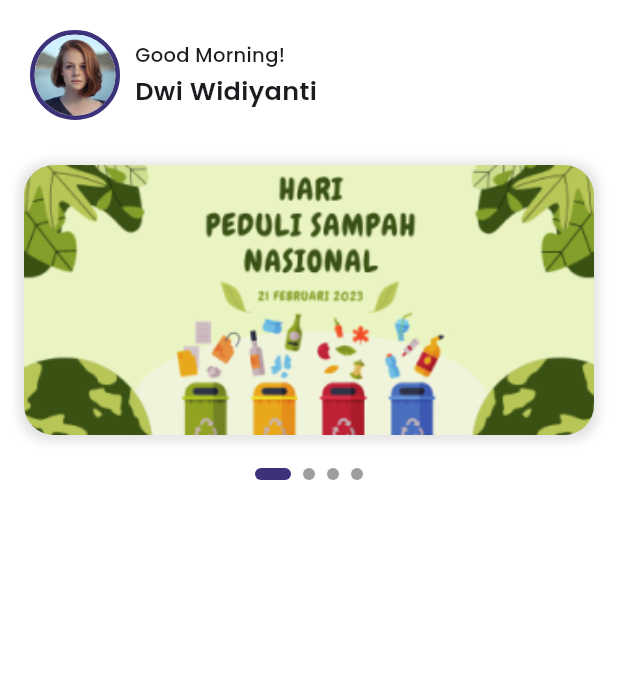
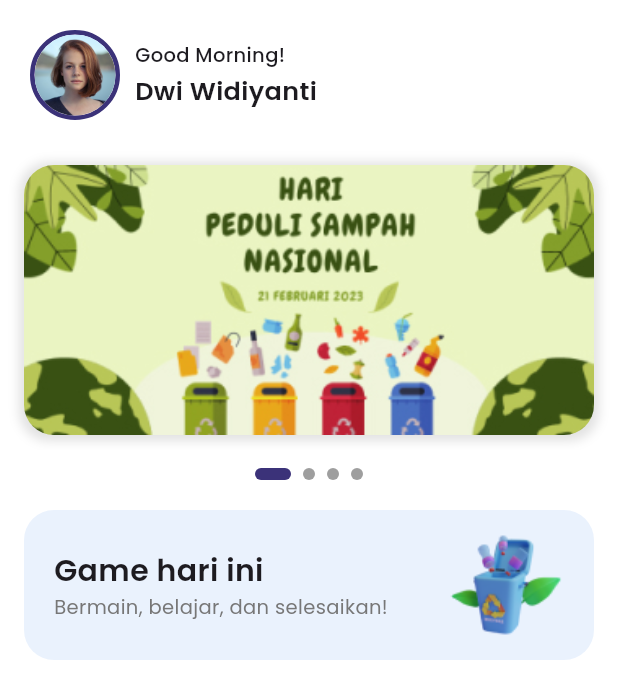
Before and after one commit to gedeastu/Si-Gumi-App, a Flutter app: the screen it shows after launch, on a phone screen of 412 x 824 dp. Shown: the top 699 px of the screen. Run offline on Flutter 3.47's test engine with Material 3 defaults, Android fonts, the phone set to English and light mode, and no system bars; drawn by our look-alikes of carousel_slider, smooth_page_indicator; our stand-ins replace get, google_fonts.

Commit message:
Announcement done

```diff
--- /dev/null
+++ b/si_gumi_app/lib/components/Guru/Home-Components/Announcement-Home.dart
@@ -0,0 +1,39 @@
+import 'package:flutter/material.dart';
+import 'package:google_fonts/google_fonts.dart';
+
+class AnnouncementHome extends StatelessWidget {
+  const AnnouncementHome({super.key});
+
+  @override
+  Widget build(BuildContext context) {
+    return Container(
+      height: 100,
+      width: 380,
+      padding: EdgeInsets.only(left: 20),
+      decoration: BoxDecoration(
+        borderRadius: BorderRadius.circular(20),
+        color: Color.fromARGB(255, 234, 242, 253)
+      ),
+      child: Row(
+        mainAxisAlignment: MainAxisAlignment.spaceBetween,
+        children: [
+          Column(
+          crossAxisAlignment: CrossAxisAlignment.start,
+          mainAxisAlignment: MainAxisAlignment.center,
+          children: [
+            Text("Game hari ini",style: GoogleFonts.poppins(
+              fontSize: 20,
+              fontWeight: FontWeight.w600
+            )),
+            Text("Bermain, belajar, dan selesaikan!",style: GoogleFonts.poppins(
+              fontSize: 13,
+              fontWeight: FontWeight.w400,
+              color: Color.fromARGB(255, 119, 119, 119)
+            ) ,)
+          ],),
+          Image.asset("assets/images/tempatSampah.png",width: 120,height: 120,)
+        ],
+      ),
+    );
+  }
+}
--- a/si_gumi_app/lib/pages/Guru/Mobile/Home-Screen/Home_Page_Mobile.dart
+++ b/si_gumi_app/lib/pages/Guru/Mobile/Home-Screen/Home_Page_Mobile.dart
@@ -1,4 +1,5 @@
 import 'package:flutter/material.dart';
+import 'package:si_gumi_app/components/Guru/Home-Components/Announcement-Home.dart';
 import 'package:si_gumi_app/components/Guru/Home-Components/AppBar-Home.dart';
 //import 'package:si_gumi_app/components/Guru/Home-Components/Banner-Home.dart';
 import 'package:si_gumi_app/components/Guru/Home-Components/Carousel-Home.dart';
@@ -26,8 +27,10 @@ class HomePageMobile extends StatelessWidget {
           child: Column(
             crossAxisAlignment: CrossAxisAlignment.center,
             children: [
-              CarouselHome()
+              CarouselHome(),
               //BannerHome()
+              SizedBox(height: 20,),
+              AnnouncementHome()
             ],
           ),
         )
--- a/si_gumi_app/pubspec.yaml
+++ b/si_gumi_app/pubspec.yaml
@@ -68,6 +68,7 @@ flutter:
     - assets/images/user.png
     - assets/images/profile-guru.jpg
     - assets/images/Image-carousel.jpg
+    - assets/images/tempatSampah.png
 
   # An image asset can refer to one or more resolution-specific "variants", see
   # https://flutter.dev/assets-and-images/#resolution-aware
```
Also changed, not shown: si_gumi_app/assets/images/tempatSampah.png (added).
